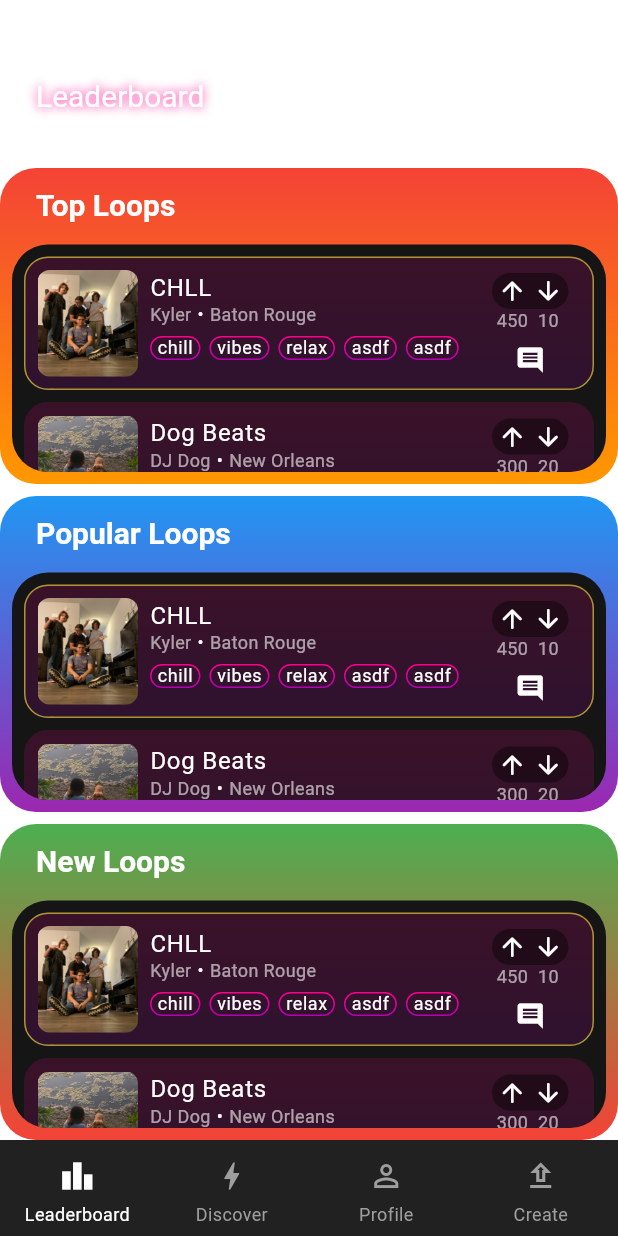
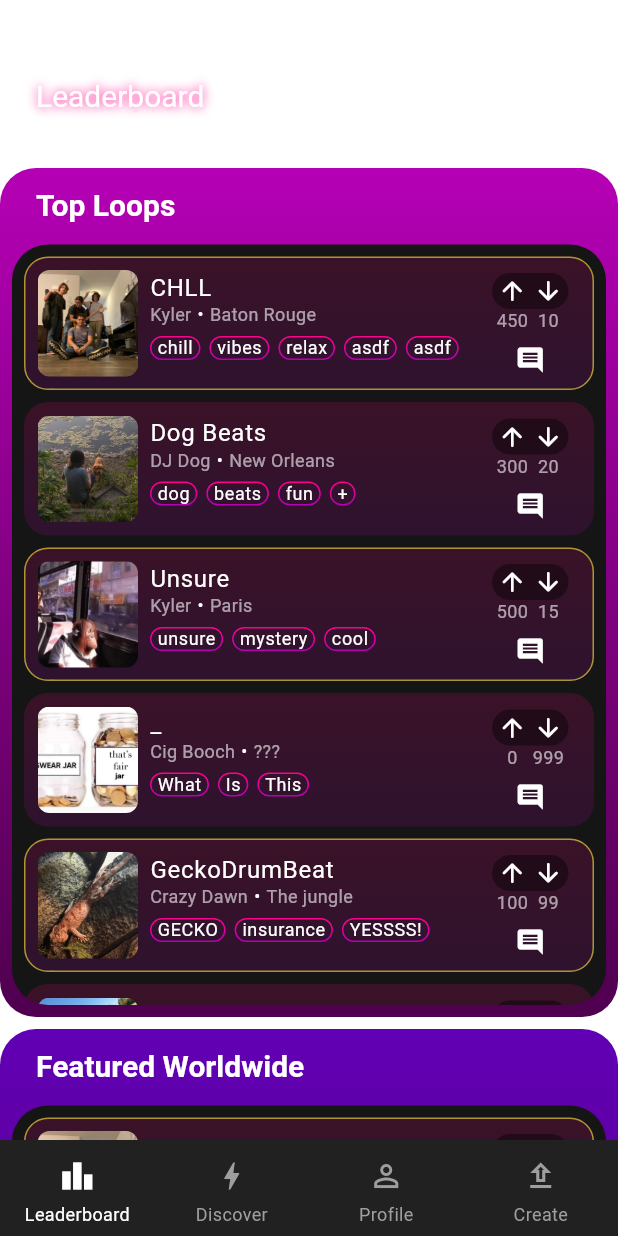
Before and after one commit to makeisalmon/bestloop_app, a Flutter app: the GlobalScaffold screen opened directly, on a phone screen of 412 x 824 dp. Run offline on Flutter 3.47's test engine with Material 3 defaults, Android fonts, the phone set to English and light mode, and no system bars; our stand-ins replace equatable, flutter_svg, gradient_borders; missing offline and left inert: coast_audio, dart:ffi.

Commit message:
moodle.com

```diff
--- a/lib/loop_files/loop_data_dictionary.dart
+++ b/lib/loop_files/loop_data_dictionary.dart
@@ -6,7 +6,7 @@ final Map<String, LoopData> loopDataDictionary = {
     loopTitle: 'CHLL',
     artistName: 'Kyler',
     artistImagePath: 'assets/DSCF3834.JPEG',
-    audioPath: 'assets/audio/Carhood.wav',
+    audioPath: 'assets/wavfiles/realitydetached.wav',
     licensing: 'assets/share.svg',
     comments: 120,
     likes: 450,
@@ -39,7 +39,7 @@ final Map<String, LoopData> loopDataDictionary = {
     loopTitle: 'Unsure',
     artistName: 'Kyler',
     artistImagePath: 'assets/DSCF3834.JPEG',
-    audioPath: 'assets/audio/Unsure.wav',
+    audioPath: 'assets/wavfiles/Unsure.wav',
     licensing: 'assets/share.svg',
     comments: 150,
     likes: 500,
@@ -55,7 +55,7 @@ final Map<String, LoopData> loopDataDictionary = {
     loopTitle: '_',
     artistName: 'Cig Booch',
     artistImagePath: 'assets/IMG_0276.JPG',
-    audioPath: 'assets/audio/_.wav',
+    audioPath: 'assets/wavfiles/_.wav',
     licensing: 'assets/nonC.svg',
     comments: 10,
     likes: 0,
@@ -71,7 +71,7 @@ final Map<String, LoopData> loopDataDictionary = {
     loopTitle: 'GeckoDrumBeat',
     artistName: 'Crazy Dawn',
     artistImagePath: 'assets/IMG_7905.jpg',
-    audioPath: 'assets/audio/Aboriginal Jumgurl.wav',
+    audioPath: 'assets/wavfiles/Aboriginal Jumgurl.wav',
     licensing: 'assets/nonC.svg',
     comments: 0,
     likes: 100,
@@ -87,12 +87,12 @@ final Map<String, LoopData> loopDataDictionary = {
     loopTitle: 'Midwest Emo title that is unecessarily long',
     artistName: 'Kyler',
     artistImagePath: 'assets/DSCF3834.JPEG',
-    audioPath: 'assets/audio/Midwest.wav',
+    audioPath: 'assets/wavfiles/Midwest.wav',
     licensing: 'assets/share.svg',
     comments: 14,
     likes: 10,
     hasBeenOnLeaderboard: false,
-    pathToWaveForm: 'assets/waveforms/_.png',
+    pathToWaveForm: 'assets/wavfiles/_.png',
     dislikes: 0,
     tags: ['MWE', 'american football', 'picking '],
     location: 'New Orleans ',
--- a/lib/main.dart
+++ b/lib/main.dart
@@ -4,6 +4,7 @@ import 'package:bestloop_app/debug.dart';
 import 'package:bestloop_app/pages/create_page.dart';
 import 'package:bestloop_app/pages/leaderboard_page.dart';
 import 'package:bestloop_app/pages/search_page.dart';
+import 'package:bestloop_app/pages/sign_in.dart';
 // import 'package:bestloop_app/pages/create_page.dart';
 // import 'package:bestloop_app/pages/discover_page.dart';
 // import 'package:bestloop_app/pages/leaderboard_page.dart';
@@ -76,7 +77,7 @@ class MyApp extends StatelessWidget {
           }),
         ),
       ),
-      home: GlobalScaffold(title: "Home",key: globalScaffoldKey,),
+      home: SignIn(),//GlobalScaffold(title: "Home",key: globalScaffoldKey,),
     );
   }
 }
@@ -103,7 +104,7 @@ class GlobalScaffold extends StatefulWidget {
 
 class _GlobalScaffoldState extends State<GlobalScaffold> {
   int currentPageIndex = 0;
-
+  ValueNotifier<String> currentSelectedLoop = ValueNotifier("");
 
   void updatePageIndex(int newIndex) {
     setState(() {
--- a/lib/pages/leaderboard_page.dart
+++ b/lib/pages/leaderboard_page.dart
@@ -1,5 +1,6 @@
 import 'package:bestloop_app/pages/search_page.dart';
 import 'package:bestloop_app/shared.dart';
+import 'package:bestloop_app/sound_services/loop_sound_service.dart';
 import 'package:flutter/material.dart';
 import 'package:bestloop_app/loop_card_list.dart';
 import 'package:bestloop_app/loop_files/loop_data.dart';
@@ -10,10 +11,11 @@ class LeaderboardPage extends StatelessWidget {
 
   @override
   Widget build(BuildContext context) {
+    LoopSoundService.pauseLoop();
     return Scaffold(
       body: Padding(
         padding: const EdgeInsets.fromLTRB(0, 16, 0, 0),
-        child: Column(
+        child: ListView(
           children: [
             Padding(
               padding: const EdgeInsets.all(24.0),
@@ -45,29 +47,24 @@ class LeaderboardPage extends StatelessWidget {
                 ],
               ),
             ),
-            Expanded(
+            SizedBox(
+              height: 566,
               child: LoopList(
                 name: 'Top Loops',
-                gradientColors: [Colors.red, Colors.orange],
+                gradientColors: const [Color(0xFFB500B5), Color(0xFF4F004F)],
                 loopDataList: loopDataDictionary.values.toList(),
               ),
             ),
             const SizedBox(height: 8.0),
-            Expanded(
+            SizedBox(
+              height: 566,
               child: LoopList(
-                name: 'Popular Loops',
-                gradientColors: [Colors.blue, Colors.purple],
+                name: 'Featured Worldwide',
+                gradientColors: const [Color(0xFF6100B5), Color(0xFF4F004F)],
                 loopDataList: loopDataDictionary.values.toList(),
               ),
             ),
             const SizedBox(height: 8.0),
-            Expanded(
-              child: LoopList(
-                name: 'New Loops',
-                gradientColors: [Colors.green, Colors.red],
-                loopDataList: loopDataDictionary.values.toList(),
-              ),
-            ),
           ],
         ),
       ),
--- a/lib/pages/sign_in2.dart
+++ b/lib/pages/sign_in2.dart
@@ -96,7 +96,7 @@ class SignIn2 extends StatelessWidget {
                 Navigator.push(
                   context,
                   MaterialPageRoute(
-                    builder: (context) => const GlobalScaffold(title: 'help'),
+                    builder: (context) => GlobalScaffold(title: "Home",key: globalScaffoldKey,),
                   ),
                 );
               },
--- a/lib/sound_services/loop_sound_service.dart
+++ b/lib/sound_services/loop_sound_service.dart
@@ -28,13 +28,13 @@ class LoopSoundService {
   static AudioPlayer? _audioPlayer;
 
   static void changeLoop(String assetPath) {
-    _audioPlayer!.pause();
+    _audioPlayer?.pause();
     _audioPlayer = null;
     loopSoundPath = assetPath;
   }
 
   static Future<void> playLoop() async {
-    if (_audioPlayer == null && _audioPlayer!.isPlaying) {
+    if (_audioPlayer == null) {
       File fileToPlay = await getAssetFile(loopSoundPath);
       _audioPlayer = AudioPlayer(
         context: AudioDeviceContext(backends: [AudioDeviceBackend.aaudio]),
@@ -46,8 +46,8 @@ class LoopSoundService {
           )
         ),
       );
-      _audioPlayer!.play();
     }
+    _audioPlayer!.play();
   }
   static Future<void> pauseLoop() async {
     _audioPlayer?.pause();
--- a/lib/sound_services/player_isolate.dart
+++ b/lib/sound_services/player_isolate.dart
@@ -308,6 +308,8 @@ class AudioPlayer {
 
         // /****************************/
         if (result.isEnd) {
+          LoopSoundService.changeLoop(LoopSoundService.loopSoundPath);
+          LoopSoundService.playLoop();
           return false;
         }
 
```
Also changed, not shown: lib/loopcard.dart (+17 -0 lines), pubspec.yaml (+9 -8 lines), 1 other file.
